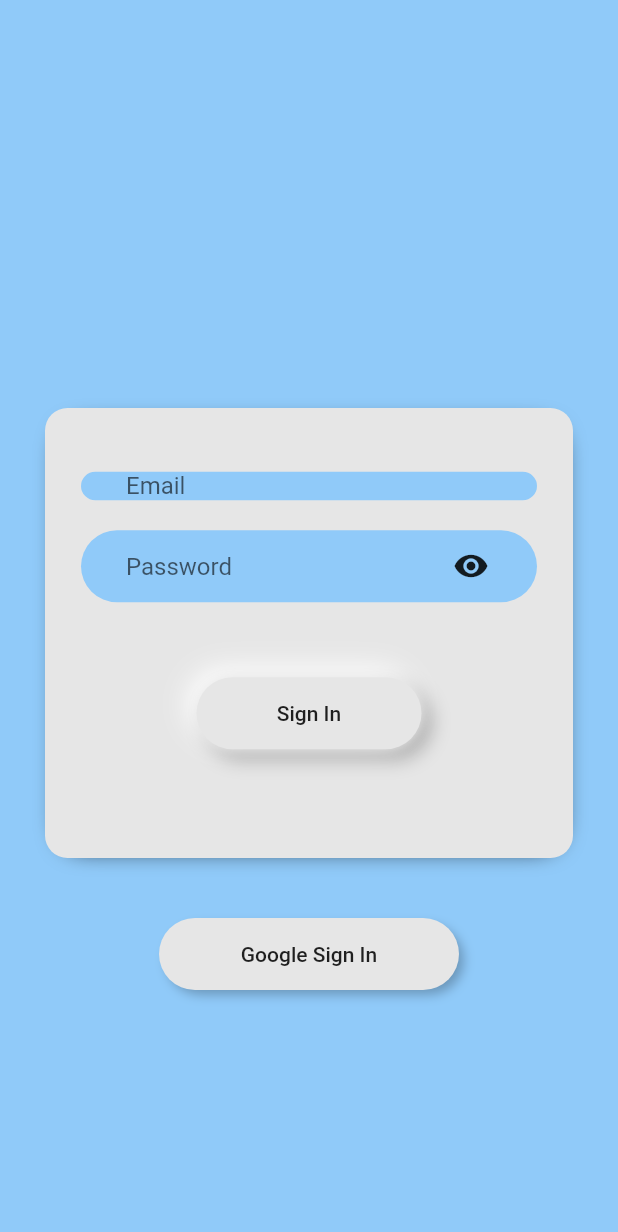
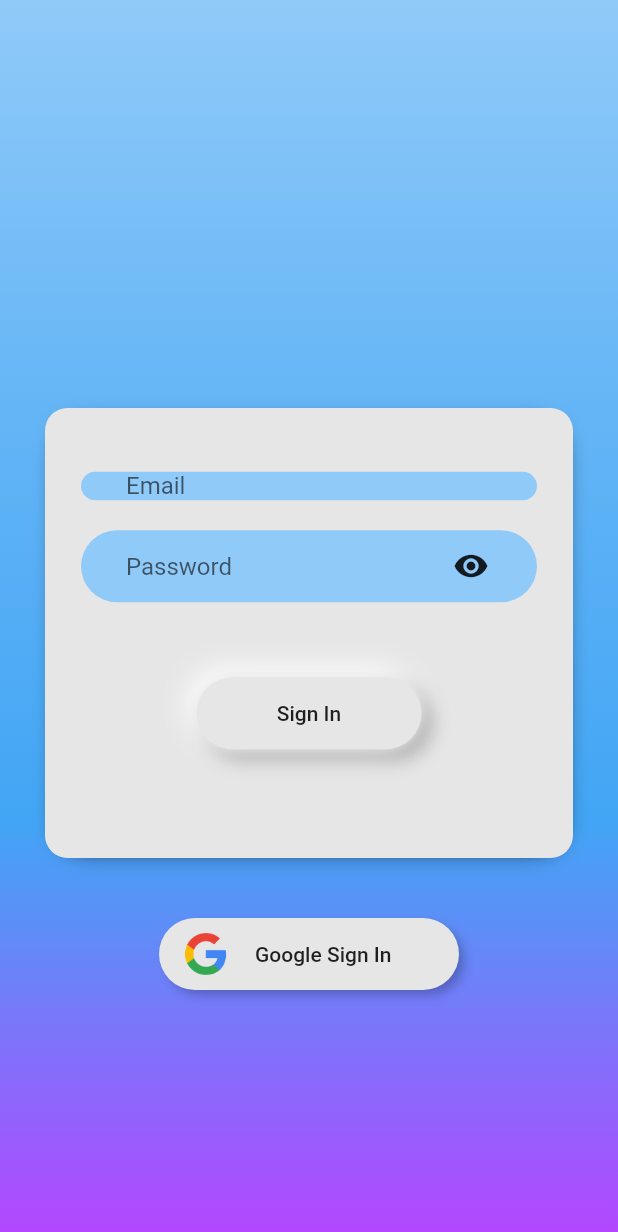
Before and after one commit to Ayush-Suman/Flutt-Chat, a Flutter app: the screen it shows after launch, on a phone screen of 412 x 824 dp. Shown: the top 1232 px of the screen. Run offline on Flutter 3.47's test engine with Material 2 defaults, Android fonts, the phone set to English and light mode, and no system bars; our stand-ins replace cloud_firestore, firebase_auth; accounts and stored records are empty.

Commit message:
UI update

```diff
--- a/lib/screens/login.dart
+++ b/lib/screens/login.dart
@@ -78,11 +78,24 @@ class _LoginState extends State<Login> with SingleTickerProviderStateMixin {
         body: LayoutBuilder(
         builder: (BuildContext context, BoxConstraints viewPortConstraints) {
       return Scaffold(
-          backgroundColor: Colors.blue[200],
+
+          backgroundColor: null,
           resizeToAvoidBottomInset: true,
           body: SingleChildScrollView(
               child: Stack(children: [
             Container(
+              decoration: BoxDecoration(
+                gradient: LinearGradient(
+                  begin: Alignment.topCenter,
+                  end: Alignment.bottomCenter,
+                  colors: [
+                    Colors.blue[200],
+                    Colors.blue[300],
+                    Colors.blue[400],
+                    Color.fromARGB(255, 180, 70, 255)
+                  ]
+                )
+              ),
                 constraints:
                     BoxConstraints(minHeight: viewPortConstraints.maxHeight),
                 child: Align(
@@ -196,7 +209,7 @@ class _LoginState extends State<Login> with SingleTickerProviderStateMixin {
                                                 Email.text, Password.text);
                                             signInComplete();
                                             if(result.user.uid!=null){
-                                              Navigator.of(context).pushReplacement(MaterialPageRoute(builder:(context)=>ChatList()));
+                                              Navigator.of(context).push(MaterialPageRoute(builder:(context)=>ChatList()));
                                             }else{
                                               loginClickable=true;
                                             }
@@ -233,7 +246,11 @@ class _LoginState extends State<Login> with SingleTickerProviderStateMixin {
                         splashColor: Colors.transparent,
                         highlightColor: Colors.transparent,
                         onPressed: GoogleSignIn,
-                        child: Text(GoogleSignInButton))))
+                        child: Row(children: <Widget>[
+                         Image.asset('assets/google.png', width: 30, height: 30),
+                          Padding(padding:EdgeInsets.fromLTRB(18, 0, 10, 0),
+                          child: Text(GoogleSignInButton))
+          ],))))
           ])));
     }));
   }
--- a/pubspec.yaml
+++ b/pubspec.yaml
@@ -19,7 +19,7 @@ environment:
 dependencies:
   flutter:
     sdk: flutter
-  bloc: ^3.0.0
+
   firebase_core: ^0.4.0+9
   firebase_auth: ^0.14.0+5
   cloud_firestore: ^0.12.9+5
@@ -37,6 +37,8 @@ dev_dependencies:
 # The following section is specific to Flutter.
 flutter:
 
+  assets:
+    - assets/
   # The following line ensures that the Material Icons font is
   # included with your application, so that you can use the icons in
   # the material Icons class.
```
Also changed, not shown: lib/screens/chatlist.dart (+16 -3 lines), assets/google.png (added), lib/screens/chatscreen.dart (added), pubspec.lock, 1 other file.
